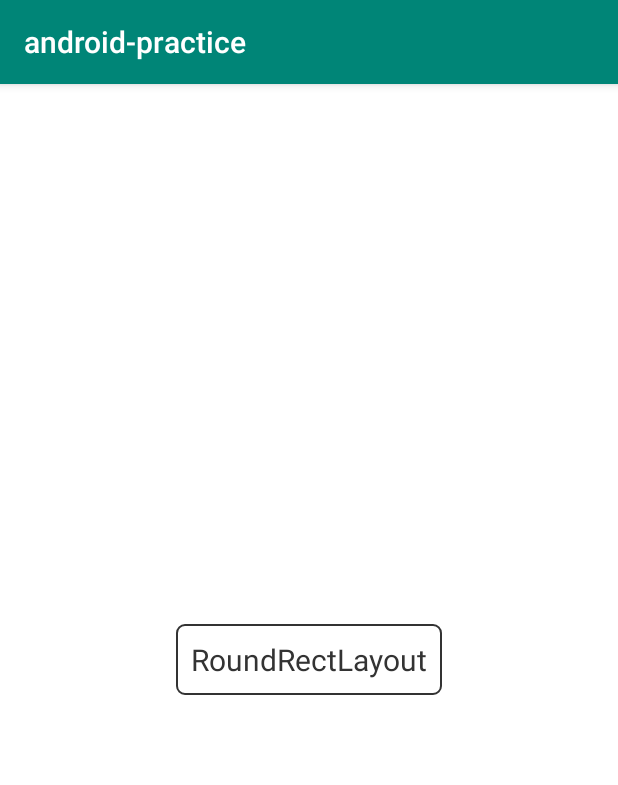
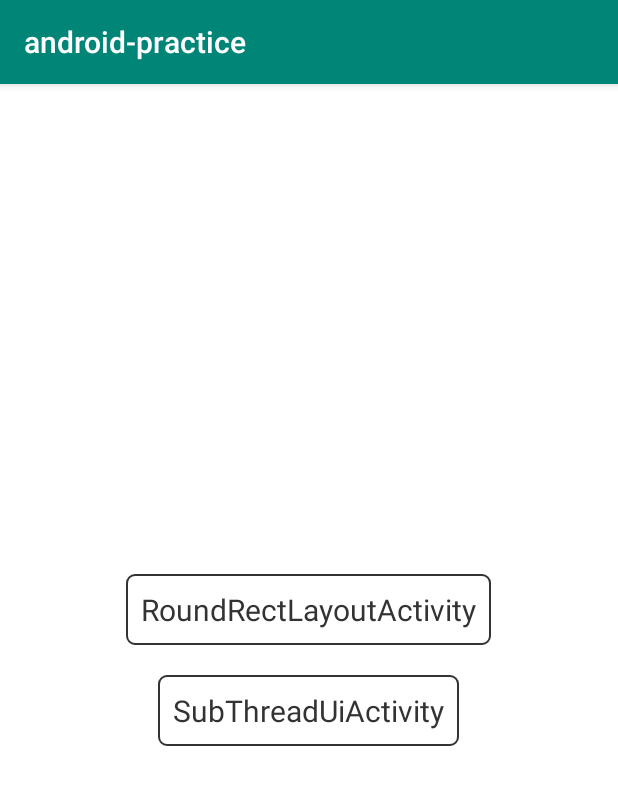
Before and after one commit to learningWu/AndroidPractice, an Android app: the screen it shows after launch (MainActivity), on a phone screen of 412 x 824 dp. Shown: the top 785 px of the screen. Run offline under Robolectric (Android 15) with nearby library versions, the light colour scheme and no system bars; our stand-ins replace ButterKnife.

Commit message:
add 子线程更新ui Activity

```diff
--- a/annotationprocessor/src/main/java/com/eddie/annotationprocessor/CheckGetProcessor.java
+++ b/annotationprocessor/src/main/java/com/eddie/annotationprocessor/CheckGetProcessor.java
@@ -30,7 +30,7 @@ public class CheckGetProcessor extends AbstractProcessor {
 //            processingEnv.getMessager().printMessage(Diagnostic.Kind.NOTE,"annotation："+annotaredClass.getSimpleName());
             for (VariableElement field : ElementFilter.fieldsIn(annotaredClass.getEnclosedElements())) {
                 if (!containsGetter(annotaredClass, field.getSimpleName().toString())) {
-                    processingEnv.getMessager().printMessage(Diagnostic.Kind.ERROR, String.format("getter not found for '%s.%s'", annotaredClass.getSimpleName(), field.getSimpleName()));
+//                    processingEnv.getMessager().printMessage(Diagnostic.Kind.ERROR, String.format("getter not found for '%s.%s'", annotaredClass.getSimpleName(), field.getSimpleName()));
                 }
             }
         }
--- a/app/src/main/AndroidManifest.xml
+++ b/app/src/main/AndroidManifest.xml
@@ -17,6 +17,7 @@
             </intent-filter>
         </activity>
         <activity android:name=".RoundLayoutShowActivity" />
+        <activity android:name=".SubThreadUpdateUiActivity" />
     </application>
     <uses-permission android:name="android.permission.INTERNET" />
 </manifest>
--- a/app/src/main/java/com/example/dzj/android_practice/MainActivity.kt
+++ b/app/src/main/java/com/example/dzj/android_practice/MainActivity.kt
@@ -25,13 +25,17 @@ class MainActivity : AppCompatActivity() {
 
     }
 
-    @OnClick(R.id.tv_to_round_layout_activity)
+    @OnClick(R.id.tv_to_round_layout_activity,R.id.tv_to_sub_thread_update_ui_activity)
     fun onClick(view: View) {
         when (view.id) {
             R.id.tv_to_round_layout_activity -> {
                 val intent = Intent(this@MainActivity, RoundLayoutShowActivity::class.java);
                 startActivity(intent)
             }
+            R.id.tv_to_sub_thread_update_ui_activity->{
+                val intent = Intent(this@MainActivity, SubThreadUpdateUiActivity::class.java);
+                startActivity(intent)
+            }
         }
     }
 }
--- a/app/src/main/res/layout/activity_main.xml
+++ b/app/src/main/res/layout/activity_main.xml
@@ -4,18 +4,19 @@
     xmlns:tools="http://schemas.android.com/tools"
     android:layout_width="match_parent"
     android:layout_height="match_parent"
+    android:background="@color/white"
+    android:gravity="center"
     android:orientation="vertical"
-    android:gravity="center"
-    android:background="@color/white"
     tools:context=".MainActivity">
+
     <TextView
         android:id="@+id/tv_to_round_layout_activity"
-        android:layout_width="wrap_content"
-        android:layout_height="wrap_content"
-        android:text="RoundRectLayout"
-        android:textSize="20sp"
-        android:textColor="@color/font_333333"
-        android:padding="10dp"
-        android:background="@drawable/round_rect_shape" />
+        style="@style/actvitiy_main_text"
+        android:text="RoundRectLayoutActivity" />
+
+    <TextView
+        android:id="@+id/tv_to_sub_thread_update_ui_activity"
+        style="@style/actvitiy_main_text"
+        android:text="SubThreadUiActivity" />
 
 </LinearLayout>
--- a/app/src/main/res/values/styles.xml
+++ b/app/src/main/res/values/styles.xml
@@ -8,4 +8,14 @@
         <item name="colorAccent">@color/colorAccent</item>
     </style>
 
+    <style name="actvitiy_main_text">
+        <item name="android:layout_width">wrap_content</item>
+        <item name="android:layout_height">wrap_content</item>
+        <item name="android:textSize">20sp</item>
+        <item name="android:textColor">@color/font_333333</item>
+        <item name="android:padding">10dp</item>
+        <item name="android:background">@drawable/round_rect_shape</item>
+        <item name="android:layout_margin">10dp</item>
+    </style>
+
 </resources>
```
Also changed, not shown: app/src/main/java/com/example/dzj/android_practice/SubThreadUpdateUiActivity.kt (added, +47 -0 lines), app/src/main/res/layout/activity_sub_thread_update_ui.xml (added, +25 -0 lines).
